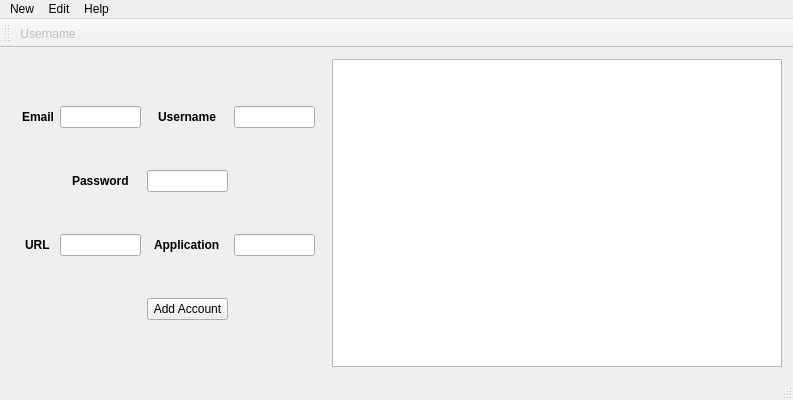
First picture: the form in PWManager/mainpasswordmenu.ui, repository laramirezmancill0207/Game-Password-Manager, before the edit.
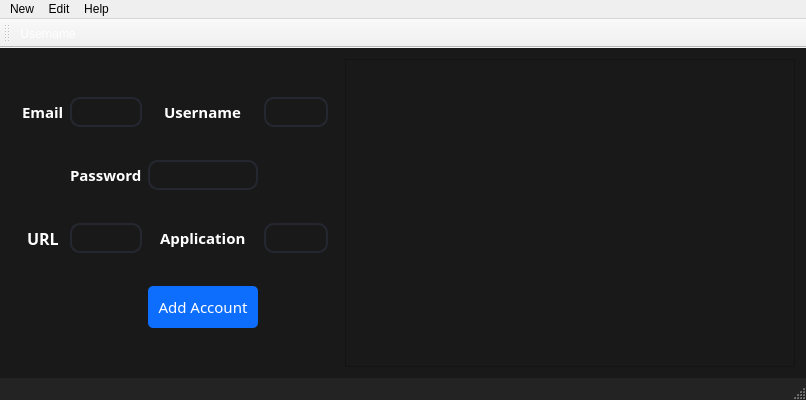
Second picture: the form after the edit.

Commit message:
updated ui for main screen
dark mode ui for main menu screen. main menu will be entirely revamped in future pushes

What changed in the file:
```diff
--- a/PWManager/mainpasswordmenu.ui
+++ b/PWManager/mainpasswordmenu.ui
@@ -13,7 +13,52 @@
   <property name="windowTitle">
    <string>mainpasswordmenu</string>
   </property>
+  <property name="styleSheet">
+   <string notr="true">QMainWindow
+{
+	background-color: rgb(35, 35, 35)
+}
+
+QToolButton
+{
+	color: #FFF;
+}
+
+QLineEdit
+{
+	border: 2px solid rgb(37, 39, 48);
+	color: #FFF;
+	padding-left: 20px;
+	padding-right: 20px;
+	padding-top: 5px;
+	padding-bottom: 5px;
+	background-color: rgb(34, 36, 44);
+	border-radius: 10px;
+}
+
+QLineEdit:hover
+{
+	border: 2px solid rgb(48, 50, 62);
+}
+
+QLineEdit:focus
+{
+	border: 2px solid rgb(85, 170, 255);
+	background-color: rgb(43,45,56);
+}
+
+QLabel
+{
+	color: #FFF
+}</string>
+  </property>
   <widget class="QWidget" name="centralWidget">
+   <property name="styleSheet">
+    <string notr="true">QWidget
+{
+	background-color: rgb(25, 25, 25)
+}</string>
+   </property>
    <layout class="QGridLayout" name="gridLayout">
     <item row="0" column="0">
      <widget class="QStackedWidget" name="stackedWidget">
@@ -28,6 +73,8 @@
            <widget class="QLabel" name="label_2">
             <property name="font">
              <font>
+              <family>Lucida Sans Unicode</family>
+              <pointsize>11</pointsize>
               <bold>true</bold>
              </font>
             </property>
@@ -40,6 +87,8 @@
            <widget class="QLabel" name="label_5">
             <property name="font">
              <font>
+              <family>Lucida Sans Unicode</family>
+              <pointsize>11</pointsize>
               <bold>true</bold>
              </font>
             </property>
@@ -65,6 +114,8 @@
            <widget class="QLabel" name="label_3">
             <property name="font">
              <font>
+              <family>Lucida Sans Unicode</family>
+              <pointsize>11</pointsize>
               <bold>true</bold>
              </font>
             </property>
@@ -83,6 +134,8 @@
            <widget class="QLabel" name="label">
             <property name="font">
              <font>
+              <family>Lucida Sans Unicode</family>
+              <pointsize>11</pointsize>
               <bold>true</bold>
              </font>
             </property>
@@ -95,6 +148,8 @@
            <widget class="QLabel" name="label_4">
             <property name="font">
              <font>
+              <family>Lucida Sans Unicode</family>
+              <pointsize>12</pointsize>
               <bold>true</bold>
              </font>
             </property>
@@ -108,6 +163,29 @@
           </item>
           <item row="3" column="2">
            <widget class="QPushButton" name="addAccount">
+            <property name="font">
+             <font>
+              <family>Lucida Sans Unicode</family>
+              <pointsize>11</pointsize>
+             </font>
+            </property>
+            <property name="styleSheet">
+             <string notr="true">QPushButton
+{
+	color: #FFF;
+	background-color: #0d6efd;
+	border-radius: 5px;
+	padding: 10px
+}
+QPushButton:hover
+{
+	background-color: #0055ff;
+}
+QPushButton:pressed
+{
+	border: 4px solid #98c1fe;
+}</string>
+            </property>
             <property name="text">
              <string>Add Account</string>
             </property>
```
The commit also changes 30 other files.
